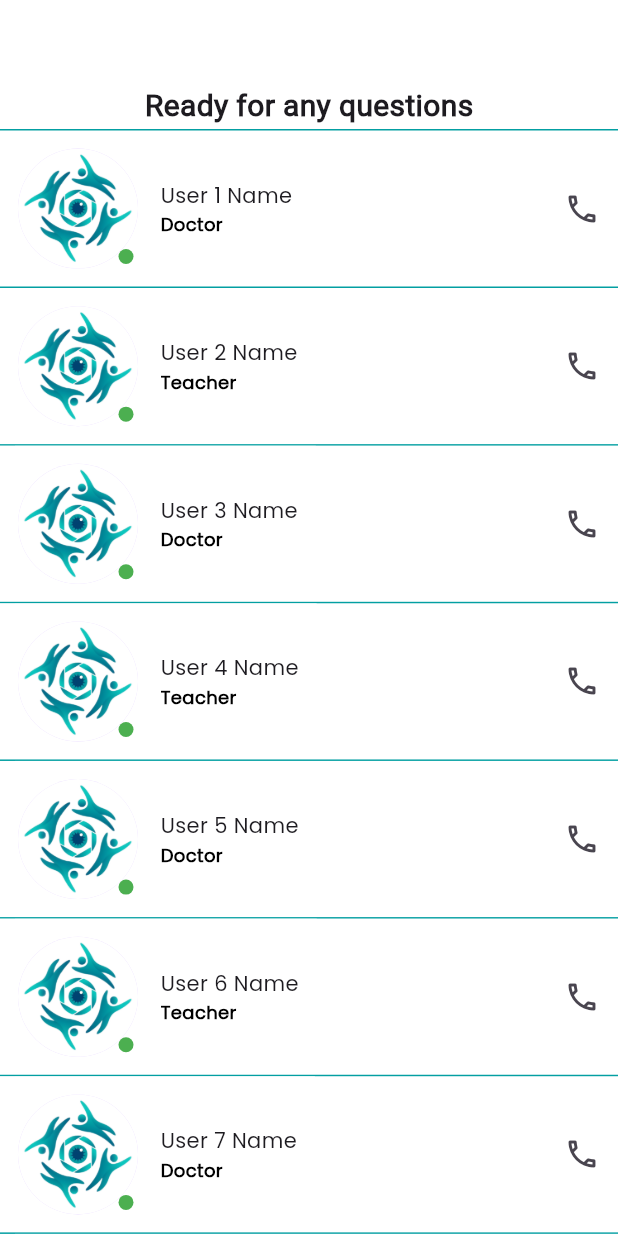
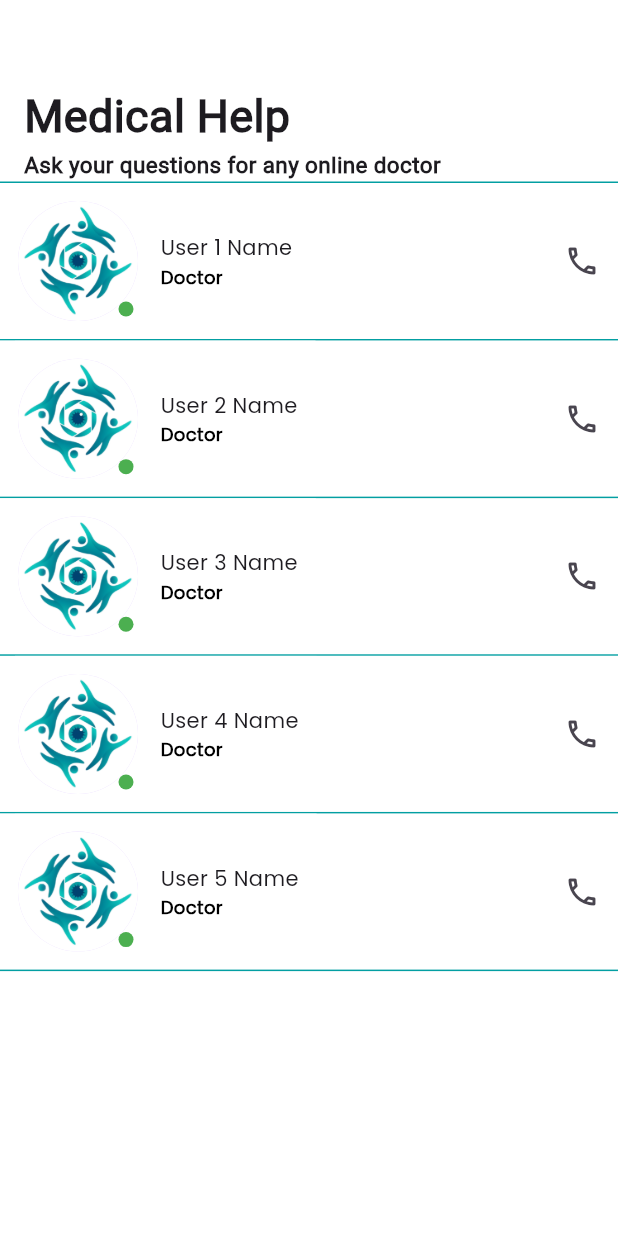
Before and after one commit to MohamedNasr553/VolunHero-Frontend, a Flutter app: the screen it shows after launch, on a phone screen of 412 x 824 dp. Run offline on Flutter 3.47's test engine with Material 3 defaults, Android fonts, the phone set to English and light mode, and no system bars; our stand-ins replace bloc, dio, flutter_bloc, flutter_svg, fluttertoast, hexcolor and 2 more; missing offline and left inert: smooth_list_view.

Commit message:
Medical Help Page

```diff
--- /dev/null
+++ b/lib/modules/MedicalHelp/MedicalHelp_Page.dart
@@ -0,0 +1,156 @@
+import 'package:flutter/material.dart';
+import 'package:hexcolor/hexcolor.dart';
+
+class MedicalHelp extends StatelessWidget {
+  MedicalHelp({super.key});
+  List<Map<String, dynamic>> contacts = [];
+
+  @override
+  Widget build(BuildContext context) {
+    for (int i = 1; i <= 5; i++) {
+      contacts.add({
+        'image': 'assets/images/logo.png', // Dummy image filename
+        'name': 'User $i Name', // Dummy description
+        'role': "Doctor" // Calculate time ago
+      });
+    }
+    return  Scaffold(
+      appBar: AppBar(),
+      body: Column(
+        children: [
+          Column(
+            mainAxisAlignment: MainAxisAlignment.start,
+            crossAxisAlignment: CrossAxisAlignment.start,
+            children: [
+              Padding(
+                padding: const EdgeInsets.only(left:16.0),
+                child: Column(
+                  crossAxisAlignment: CrossAxisAlignment.start,
+                  children: [
+                    Text(
+                      "Medical Help",
+                      style: TextStyle(
+                          fontSize: 30,
+                          fontWeight: FontWeight.bold,
+                          fontFamily: "Roboto"
+                      ),
+                    ),
+                    Text(
+                      "Ask your questions for any online doctor",
+                      style: TextStyle(
+                          fontSize: 15,
+                          fontWeight: FontWeight.bold,
+                          fontFamily: "Roboto"
+                      ),
+                    ),
+                  ],
+                ),
+              ),
+              SizedBox(height: 1.0,),
+              Container(
+                height: 1.0,
+                color: HexColor("039FA2"),
+              ),
+            ],
+          ),
+          Expanded(
+            child: ListView.separated(
+              physics: const BouncingScrollPhysics(),
+              itemBuilder: (context, index) =>
+                  buildContactItem(index, context),
+              separatorBuilder: (context, index) => Padding(
+                padding: const EdgeInsetsDirectional.only(start: 10.0),
+                child: Container(
+                  width: double.infinity,
+                  height: 0.1,
+                  color: Colors.white,
+                ),
+              ),
+              itemCount: contacts.length,
+            ),
+          ),
+        ],
+      ),
+    );
+  }
+  Widget buildContactItem(index, context) {
+    return InkWell(
+      onTap: () {},
+      child: Column(
+        children: [
+          Row(
+            children: [
+              Column(
+                children: [
+                  Container(
+                    color:   Colors.white,
+                    child: Padding(
+                      padding: const EdgeInsets.all(12.0),
+                      child: Row(
+                        children: [
+                          Stack(
+                            alignment: AlignmentDirectional.bottomEnd,
+                            children: [
+                              CircleAvatar(
+                                radius: 40.0,
+                                backgroundImage: AssetImage(contacts[index]['image']),
+                              ),
+                              Padding(
+                                padding: const EdgeInsetsDirectional.only(
+                                  bottom: 3.0,
+                                  end: 3.0,
+                                ),
+                                child: CircleAvatar(
+                                  radius: 5.0,
+                                  backgroundColor: Colors.green,
+                                ),
+                              ),
+                            ],
+                          ),
+                          const SizedBox(
+                            width: 15.0,
+                          ),
+                          Column(
+                            crossAxisAlignment: CrossAxisAlignment.start,
+                            children: [
+                              Text(
+                                contacts[index]['name'],
+                                maxLines: 2,
+                              ),
+                              const SizedBox(
+                                height: 1.0,
+                              ),
+                              Text(
+                                contacts[index]['role'],
+                                style: TextStyle(
+                                  color: Colors.black,
+                                  fontSize: 12.0,
+                                  fontWeight: FontWeight.bold,
+                                ),
+                              ),
+
+                            ],
+                          ),
+                        ],
+                      ),
+                    ),
+                  ),
+
+                ],
+              ),
+              Spacer(),
+              IconButton(
+                  onPressed: (){},
+                  icon: Icon(Icons.call_outlined)
+              )
+            ],
+          ),
+          Container(
+            height: 1.0,
+            color: HexColor("039FA2"),
+          )
+        ],
+      ),
+    );
+  }
+}
--- a/lib/src/app_root.dart
+++ b/lib/src/app_root.dart
@@ -5,6 +5,7 @@
 import 'package:flutter_code/modules/ForgetPassword/ForgetPassword_Page.dart';
 import 'package:flutter_code/modules/GetSupport/Support_Page.dart';
 import 'package:flutter_code/modules/Login/Login_Page.dart';
+import 'package:flutter_code/modules/MedicalHelp/MedicalHelp_Page.dart';
 import 'package:flutter_code/modules/Notifications/Notifications_Page.dart';
 import 'package:flutter_code/modules/OnBoarding/OnBoarding_Page.dart';
 import 'package:flutter_code/modules/ResetPassword/ResetPassword_Page.dart';
@@ -19,7 +20,7 @@
     return MaterialApp(
       debugShowCheckedModeBanner: false,
       theme: lightTheme,
-      home: Questions(),
+      home: MedicalHelp(),
     );
   }
 }
```
